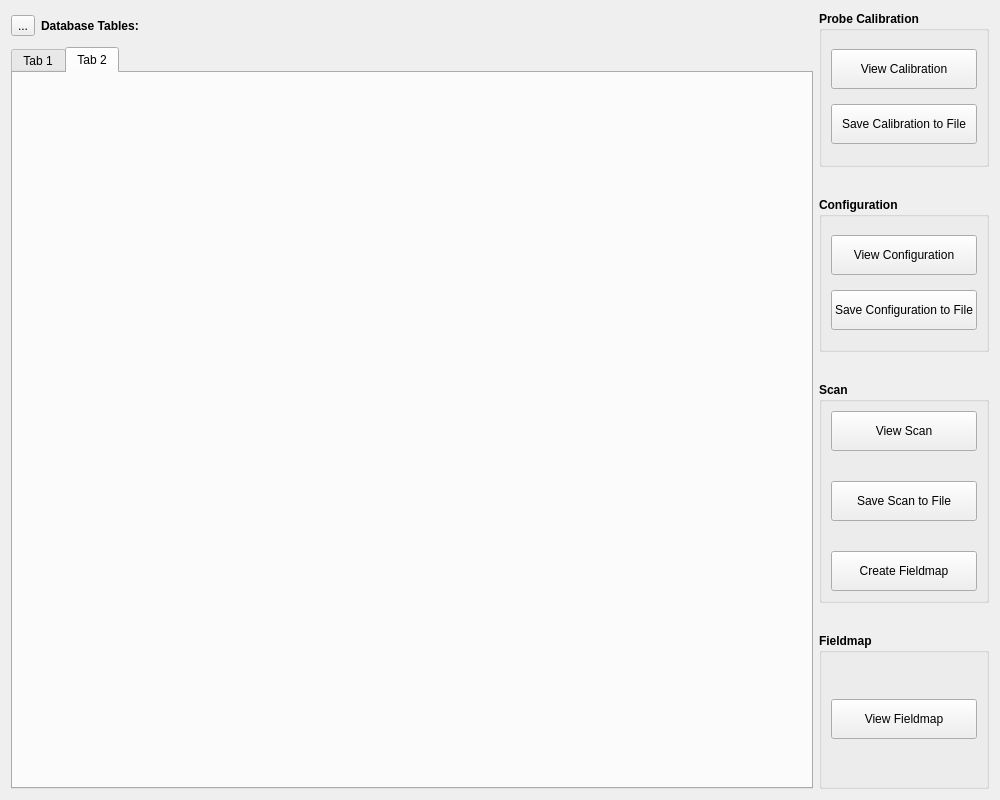
First picture: the form in hallbench/gui/ui/databasewidget.ui, repository lnls-ima/hall-bench-control, before the edit.
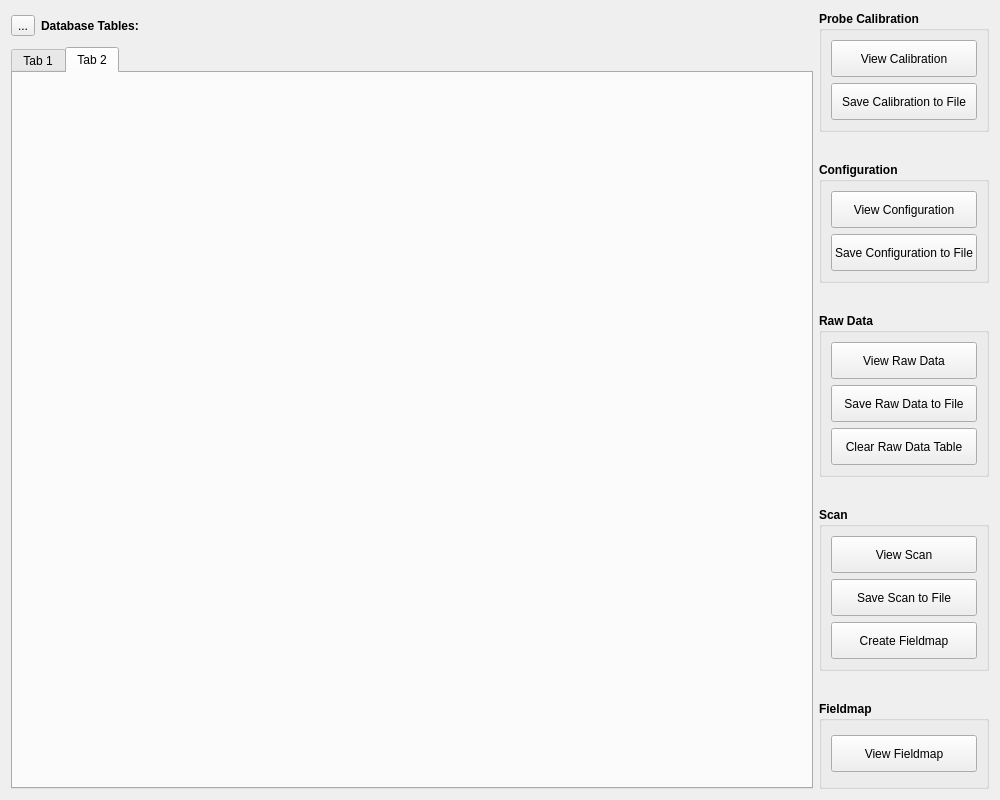
Second picture: the form after the edit. Icons and pictures are not drawn.

Commit message: Add raw data table to database

The edit to the form file:
```diff
--- a/hallbench/gui/ui/databasewidget.ui
+++ b/hallbench/gui/ui/databasewidget.ui
@@ -13,7 +13,7 @@
   <property name="windowTitle">
    <string>Database</string>
   </property>
-  <layout class="QGridLayout" name="gridLayout_5">
+  <layout class="QGridLayout" name="gridLayout_6">
    <item row="0" column="0">
     <layout class="QHBoxLayout" name="horizontalLayout">
      <item>
@@ -89,7 +89,7 @@
           <property name="minimumSize">
            <size>
             <width>0</width>
-            <height>40</height>
+            <height>37</height>
            </size>
           </property>
           <property name="font">
@@ -108,7 +108,7 @@
           <property name="minimumSize">
            <size>
             <width>0</width>
-            <height>40</height>
+            <height>37</height>
            </size>
           </property>
           <property name="font">
@@ -142,7 +142,7 @@
           <property name="minimumSize">
            <size>
             <width>0</width>
-            <height>40</height>
+            <height>37</height>
            </size>
           </property>
           <property name="font">
@@ -161,7 +161,7 @@
           <property name="minimumSize">
            <size>
             <width>0</width>
-            <height>40</height>
+            <height>37</height>
            </size>
           </property>
           <property name="font">
@@ -178,6 +178,78 @@
        </layout>
       </widget>
      </item>
+     <item>
+      <widget class="QGroupBox" name="raw_data_gb">
+       <property name="font">
+        <font>
+         <weight>75</weight>
+         <bold>true</bold>
+        </font>
+       </property>
+       <property name="title">
+        <string>Raw Data</string>
+       </property>
+       <layout class="QGridLayout" name="gridLayout_5">
+        <item row="0" column="0">
+         <widget class="QPushButton" name="view_raw_data_btn">
+          <property name="minimumSize">
+           <size>
+            <width>0</width>
+            <height>37</height>
+           </size>
+          </property>
+          <property name="font">
+           <font>
+            <weight>50</weight>
+            <bold>false</bold>
+           </font>
+          </property>
+          <property name="text">
+           <string>View Raw Data</string>
+          </property>
+         </widget>
+        </item>
+        <item row="1" column="0">
+         <widget class="QPushButton" name="save_raw_data_btn">
+          <property name="minimumSize">
+           <size>
+            <width>0</width>
+            <height>37</height>
+           </size>
+          </property>
+          <property name="font">
+           <font>
+            <weight>50</weight>
+            <bold>false</bold>
+           </font>
+          </property>
+          <property name="text">
+           <string>Save Raw Data to File</string>
+          </property>
+         </widget>
+        </item>
+        <item row="2" column="0">
+         <widget class="QPushButton" name="clear_raw_data_btn">
+          <property name="minimumSize">
+           <size>
+            <width>0</width>
+            <height>37</height>
+           </size>
+          </property>
+          <property name="font">
+           <font>
+            <weight>50</weight>
+            <bold>false</bold>
+           </font>
+          </property>
+          <property name="text">
+           <string>Clear Raw Data Table</string>
+          </property>
+         </widget>
+        </item>
+       </layout>
+      </widget>
+     </item>
      <item>
       <widget class="QGroupBox" name="scan_gb">
        <property name="font">
@@ -191,14 +263,14 @@
        </property>
        <layout class="QGridLayout" name="gridLayout_4">
         <property name="verticalSpacing">
-         <number>30</number>
+         <number>6</number>
         </property>
         <item row="1" column="0">
          <widget class="QPushButton" name="save_scan_btn">
           <property name="minimumSize">
            <size>
             <width>0</width>
-            <height>40</height>
+            <height>37</height>
            </size>
           </property>
           <property name="font">
@@ -217,7 +289,7 @@
           <property name="minimumSize">
            <size>
             <width>0</width>
-            <height>40</height>
+            <height>37</height>
            </size>
           </property>
           <property name="font">
@@ -236,7 +308,7 @@
           <property name="minimumSize">
            <size>
             <width>0</width>
-            <height>40</height>
+            <height>37</height>
            </size>
           </property>
           <property name="font">
@@ -270,7 +342,7 @@
           <property name="minimumSize">
            <size>
             <width>0</width>
-            <height>40</height>
+            <height>37</height>
            </size>
           </property>
           <property name="font">
```
The commit also changes 11 other files.
